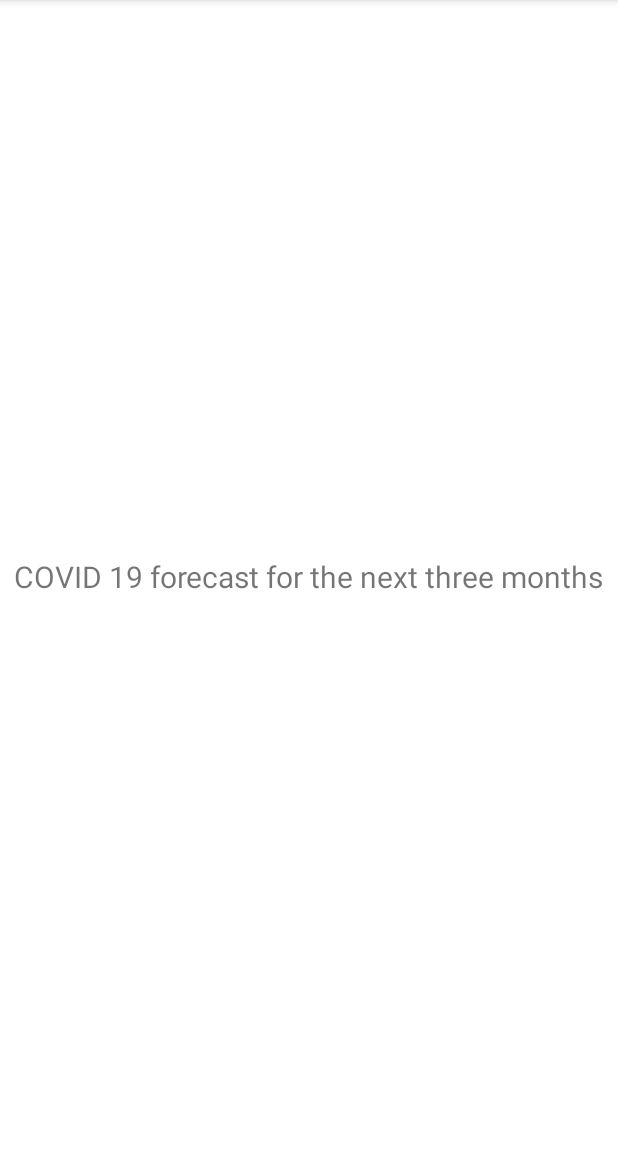
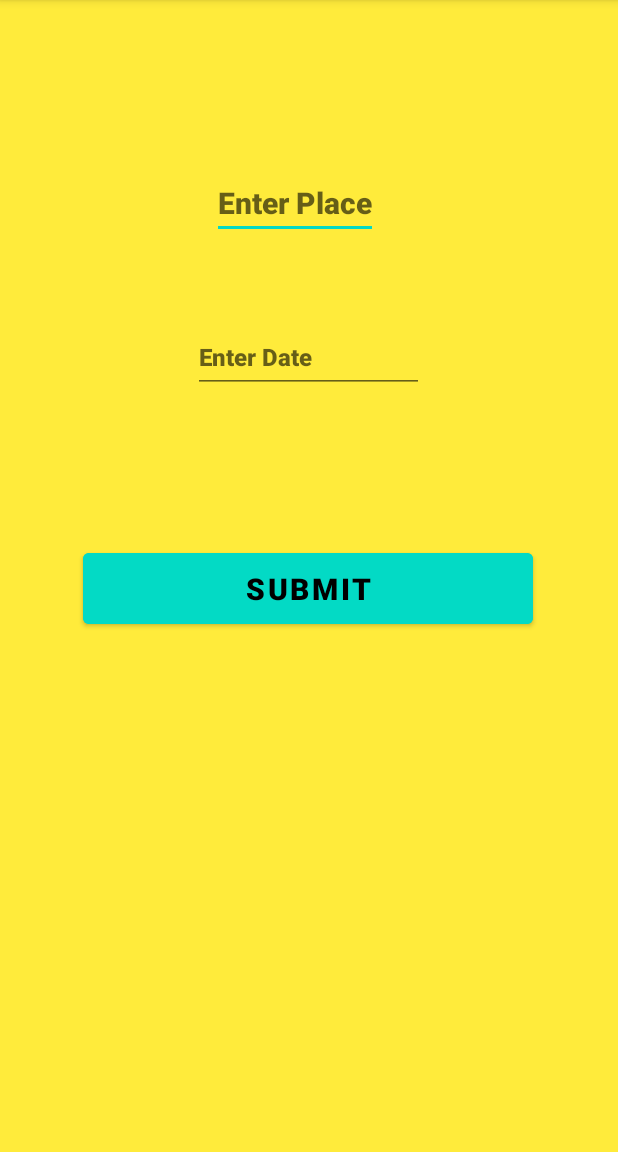
Before and after one commit to mrsurya1304/COVIDEncyclopedia, an Android app: the COVID19_Forecast screen opened directly, with no data from a screen before it, on a phone screen of 412 x 824 dp, the part 84-1236 px from its top. Run offline under Robolectric (Android 15) with nearby library versions, the light colour scheme and no system bars; our stand-ins replace Volley.

Commit message:
Forecast Feature Added

```diff
--- a/app/src/main/java/com/example/androidproject/COVID19_Forecast.java
+++ b/app/src/main/java/com/example/androidproject/COVID19_Forecast.java
@@ -1,14 +1,120 @@
 package com.example.androidproject;
 
+import androidx.appcompat.app.AlertDialog;
 import androidx.appcompat.app.AppCompatActivity;
 
+import android.content.DialogInterface;
+import android.graphics.Color;
+import android.graphics.drawable.ColorDrawable;
 import android.os.Bundle;
+import android.speech.tts.TextToSpeech;
+import android.util.Log;
+import android.view.View;
+import android.widget.Button;
+import android.widget.EditText;
+import android.widget.ProgressBar;
+import android.widget.Spinner;
+import android.widget.TextView;
+
+import com.android.volley.Request;
+import com.android.volley.RequestQueue;
+import com.android.volley.Response;
+import com.android.volley.VolleyError;
+import com.android.volley.toolbox.JsonObjectRequest;
+import com.android.volley.toolbox.Volley;
+
+import org.json.JSONException;
+import org.json.JSONObject;
+
+import java.util.Locale;
 
 public class COVID19_Forecast extends AppCompatActivity {
+    public Button predict;
+    EditText place, date;
+    ProgressBar progressBar;
+    AlertDialog.Builder dialog;
+    TextToSpeech sound;
 
     @Override
     protected void onCreate(Bundle savedInstanceState) {
         super.onCreate(savedInstanceState);
         setContentView(R.layout.activity_covid19_forecast);
+        sound = new TextToSpeech(getApplicationContext(), status -> {
+            if (status != TextToSpeech.ERROR) {
+                sound.setLanguage(Locale.UK);
+            }
+        });
+        place = findViewById(R.id.place);
+        date = findViewById(R.id.date);
+        predict = findViewById(R.id.predict);
+//        Result = findViewById(R.id.result);
+        progressBar = findViewById(R.id.progressBar);
+
+        predict.setOnClickListener(new View.OnClickListener() {
+            @Override
+            public void onClick(View v) {
+                String i1 = place.getText().toString();
+                String i2 = date.getText().toString();
+                progressBar.setVisibility(View.VISIBLE);
+                String url = "https://covidencyclopedia1.herokuapp.com/?a=" + i1 + "&b=" + i2;
+                RequestQueue queue = Volley.newRequestQueue(COVID19_Forecast.this);
+
+                JsonObjectRequest jsonObjectRequest = new JsonObjectRequest
+                        (Request.Method.GET, url, null, new Response.Listener<JSONObject>() {
+
+                            @Override
+                            public void onResponse(JSONObject response) {
+                                try {
+                                    Log.d("response", "onResponse: " + response.getString("prediction"));
+                                    progressBar.setVisibility(View.INVISIBLE);
+                                    dialog = new AlertDialog.Builder(COVID19_Forecast.this);
+                                    //Replace the output down
+                                    sound.speak("Predicted action is " + response.getString("prediction"), TextToSpeech.QUEUE_FLUSH, null);
+                                    dialog.setMessage("Predicted action: " + response.getString("prediction"))
+                                            .setPositiveButton("OK", new DialogInterface.OnClickListener() {
+                                                @Override
+                                                public void onClick(DialogInterface dialogInterface, int i) {
+                                                }
+                                            });
+                                    //Creating dialog box
+                                    AlertDialog alert = dialog.create();
+//                                    if (response.getString("prediction").startsWith("Patient is safe")) {
+//                                        alert.getWindow().setBackgroundDrawable(new ColorDrawable(Color.GREEN));
+//                                    } else {
+//                                        alert.getWindow().setBackgroundDrawable(new ColorDrawable(Color.YELLOW));
+//                                    }
+                                    //Setting the title manually
+                                    alert.setTitle("*** PREDICTION RESULT ***");
+                                    alert.show();
+                                } catch (JSONException jsonException) {
+                                    jsonException.printStackTrace();
+//                                    Result.setText("Error! please check!!!");
+                                }
+                            }
+                        }, new Response.ErrorListener() {
+
+                            @Override
+                            public void onErrorResponse(VolleyError error) {
+                                Log.d("response", "received that error");
+
+                            }
+
+                        });
+                queue.add(jsonObjectRequest);
+
+            }
+        });
     }
 }
+//import androidx.appcompat.app.AppCompatActivity;
+//
+//import android.os.Bundle;
+//
+//public class COVID19_Forecast extends AppCompatActivity {
+//
+//    @Override
+//    protected void onCreate(Bundle savedInstanceState) {
+//        super.onCreate(savedInstanceState);
+//        setContentView(R.layout.activity_covid19_forecast);
+//    }
+//}
--- a/app/src/main/res/layout/activity_covid19_forecast.xml
+++ b/app/src/main/res/layout/activity_covid19_forecast.xml
@@ -4,17 +4,96 @@
     xmlns:tools="http://schemas.android.com/tools"
     android:layout_width="match_parent"
     android:layout_height="match_parent"
-    tools:context=".COVID19_Forecast">
+    android:background="#FFEB3B"
+    tools:context=".MainActivity">
 
-    <TextView
-        android:id="@+id/textView2"
+
+    <EditText
+        android:id="@+id/place"
         android:layout_width="wrap_content"
         android:layout_height="wrap_content"
-        android:text="COVID 19 forecast for the next three months"
+        android:fontFamily="sans-serif-black"
+        android:hint="Enter Place"
         android:textSize="20sp"
         app:layout_constraintBottom_toBottomOf="parent"
         app:layout_constraintEnd_toEndOf="parent"
-        app:layout_constraintHorizontal_bias="0.5"
+        app:layout_constraintHorizontal_bias="0.468"
+        app:layout_constraintStart_toStartOf="parent"
+        app:layout_constraintTop_toTopOf="parent"
+        app:layout_constraintVertical_bias="0.155" />
+
+    <EditText
+        android:id="@+id/date"
+        android:layout_width="154dp"
+        android:layout_height="48dp"
+        android:fontFamily="sans-serif-black"
+        android:hint="Enter Date"
+        android:textSize="16sp"
+        app:layout_constraintBottom_toBottomOf="parent"
+        app:layout_constraintEnd_toEndOf="parent"
+        app:layout_constraintHorizontal_bias="0.498"
+        app:layout_constraintStart_toStartOf="parent"
+        app:layout_constraintTop_toBottomOf="@+id/place"
+        app:layout_constraintVertical_bias="0.098" />
+
+    <Button
+        android:id="@+id/predict"
+        android:layout_width="300dp"
+        android:layout_height="wrap_content"
+        android:layout_marginBottom="324dp"
+        android:backgroundTint="@color/teal_200"
+        android:fontFamily="sans-serif-black"
+        android:padding="10sp"
+        android:text="Submit"
+        android:textColor="@color/black"
+        android:textSize="20sp"
+        android:textStyle="bold"
+        app:layout_constraintBottom_toBottomOf="parent"
+        app:layout_constraintEnd_toEndOf="parent"
+        app:layout_constraintHorizontal_bias="0.495"
+        app:layout_constraintStart_toStartOf="parent"
+        app:layout_constraintTop_toBottomOf="@+id/date"
+        app:layout_constraintVertical_bias="0.819" />
+
+    <ProgressBar
+        android:id="@+id/progressBar"
+        style="?android:attr/progressBarStyle"
+        android:layout_width="72dp"
+        android:layout_height="100dp"
+        android:visibility="gone"
+        app:layout_constraintBottom_toBottomOf="parent"
+        app:layout_constraintEnd_toEndOf="parent"
         app:layout_constraintStart_toStartOf="parent"
         app:layout_constraintTop_toTopOf="parent" />
+
 </androidx.constraintlayout.widget.ConstraintLayout>
+
+
+
+
+
+
+
+
+
+
+
+
+    <!--<?xml version="1.0" encoding="utf-8"?>-->
+    <!--<androidx.constraintlayout.widget.ConstraintLayout xmlns:android="http://schemas.android.com/apk/res/android"-->
+    <!--    xmlns:app="http://schemas.android.com/apk/res-auto"-->
+    <!--    xmlns:tools="http://schemas.android.com/tools"-->
+    <!--    android:layout_width="match_parent"-->
+    <!--    android:layout_height="match_parent"-->
+    <!--    tools:context=".MainActivity">-->
+
+    <!--    <TextView-->
+    <!--        android:layout_width="wrap_content"-->
+    <!--        android:layout_height="wrap_content"-->
+    <!--        android:text="Hello World!"-->
+    <!--        app:layout_constraintBottom_toBottomOf="parent"-->
+    <!--        app:layout_constraintLeft_toLeftOf="parent"-->
+    <!--        app:layout_constraintRight_toRightOf="parent"-->
+    <!--        app:layout_constraintTop_toTopOf="parent" />-->
+
+    <!--</androidx.constraintlayout.widget.ConstraintLayout>-->
```
Also changed, not shown: app/build.gradle (+4 -4 lines).
